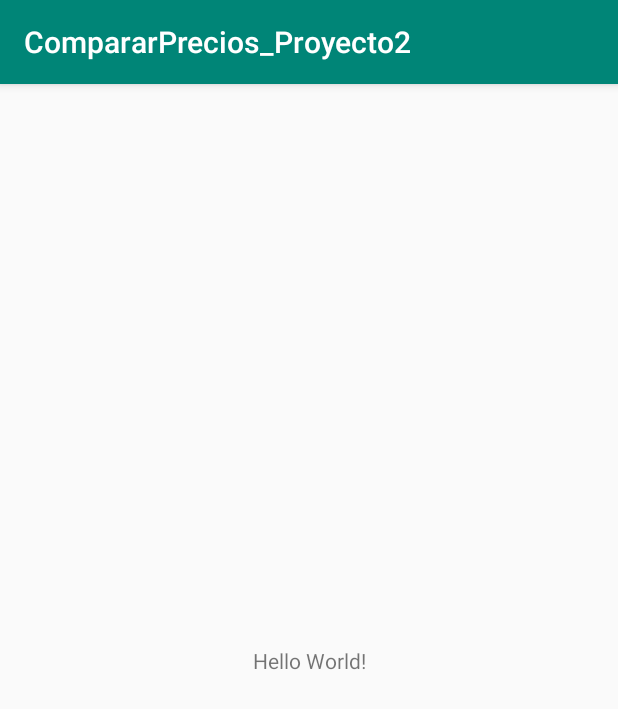
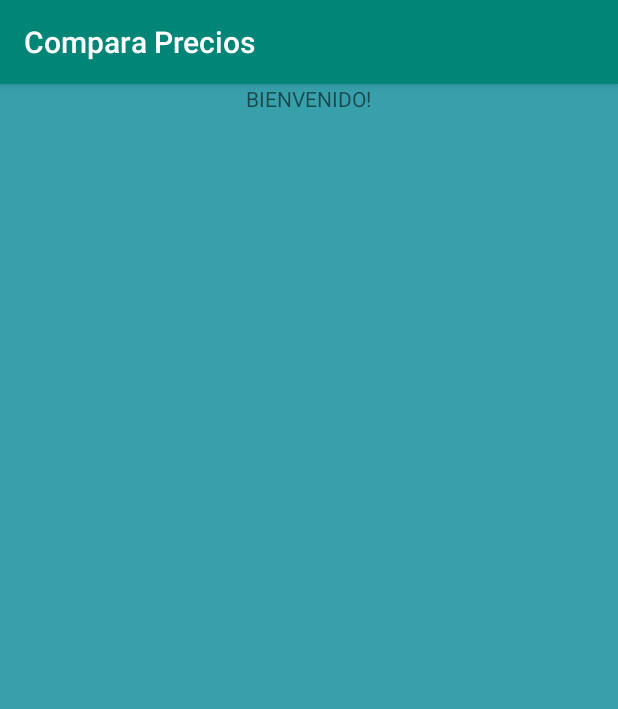
Before and after one commit to RJ4ck50n/CompararPrecios_Proyecto2, an Android app: the screen it shows after launch (MainActivity), on a phone screen of 412 x 824 dp. Shown: the top 709 px of the screen. Run offline under Robolectric (Android 15) with nearby library versions, the phone set to English and light mode, and no system bars.

Commit message:
App Official - Compara Precios v1.0

```diff
--- a/app/build.gradle
+++ b/app/build.gradle
@@ -9,7 +9,7 @@ android {
     buildToolsVersion "29.0.2"
     defaultConfig {
         applicationId "com.example.compararprecios_proyecto2"
-        minSdkVersion 23
+        minSdkVersion 16
         targetSdkVersion 29
         versionCode 1
         versionName "1.0"
--- a/app/src/main/AndroidManifest.xml
+++ b/app/src/main/AndroidManifest.xml
@@ -6,10 +6,10 @@
         android:allowBackup="true"
         android:icon="@mipmap/ic_launcher"
         android:label="@string/app_name"
-        android:roundIcon="@mipmap/ic_launcher_round"
         android:supportsRtl="true"
         android:theme="@style/AppTheme">
-        <activity android:name=".MainActivity">
+        <activity android:name=".MainActivity"
+            android:theme="@style/SplashTheme">
             <intent-filter>
                 <action android:name="android.intent.action.MAIN" />
 
--- a/app/src/main/java/com/example/compararprecios_proyecto2/MainActivity.kt
+++ b/app/src/main/java/com/example/compararprecios_proyecto2/MainActivity.kt
@@ -6,6 +6,12 @@ import android.os.Bundle
 class MainActivity : AppCompatActivity() {
 
     override fun onCreate(savedInstanceState: Bundle?) {
+
+        //Splash
+        //solo usar para el ej, ya que cuando la app esté más cargada tendrá tiempo para que se cargue.
+        Thread.sleep(2000)
+        setTheme(R.style.AppTheme)
+
         super.onCreate(savedInstanceState)
         setContentView(R.layout.activity_main)
     }
--- /dev/null
+++ b/app/src/main/res/drawable/splashscreen.xml
@@ -0,0 +1,8 @@
+<?xml version="1.0" encoding="utf-8"?>
+<layer-list xmlns:android="http://schemas.android.com/apk/res/android">
+    <item android:drawable="@color/colorPrimary"/>
+    <item>
+        <bitmap android:src="@mipmap/ic_launcher"
+          android:gravity="center"/>
+    </item>
+</layer-list>
--- a/app/src/main/res/layout/activity_main.xml
+++ b/app/src/main/res/layout/activity_main.xml
@@ -1,18 +1,17 @@
 <?xml version="1.0" encoding="utf-8"?>
-<androidx.constraintlayout.widget.ConstraintLayout xmlns:android="http://schemas.android.com/apk/res/android"
+<RelativeLayout xmlns:android="http://schemas.android.com/apk/res/android"
     xmlns:app="http://schemas.android.com/apk/res-auto"
     xmlns:tools="http://schemas.android.com/tools"
     android:layout_width="match_parent"
     android:layout_height="match_parent"
+    android:background="#37A0AB"
     tools:context=".MainActivity">
 
     <TextView
+        android:id="@+id/tvSaludo"
         android:layout_width="wrap_content"
         android:layout_height="wrap_content"
-        android:text="Hello World!"
-        app:layout_constraintBottom_toBottomOf="parent"
-        app:layout_constraintLeft_toLeftOf="parent"
-        app:layout_constraintRight_toRightOf="parent"
-        app:layout_constraintTop_toTopOf="parent" />
+        android:text="BIENVENIDO!"
+        android:layout_centerHorizontal="true"/>
 
-</androidx.constraintlayout.widget.ConstraintLayout>
+</RelativeLayout>
--- a/app/src/main/res/mipmap-anydpi-v26/ic_launcher.xml
+++ /dev/null
@@ -1,5 +0,0 @@
-<?xml version="1.0" encoding="utf-8"?>
-<adaptive-icon xmlns:android="http://schemas.android.com/apk/res/android">
-    <background android:drawable="@drawable/ic_launcher_background" />
-    <foreground android:drawable="@drawable/ic_launcher_foreground" />
-</adaptive-icon>
--- a/app/src/main/res/mipmap-anydpi-v26/ic_launcher_round.xml
+++ /dev/null
@@ -1,5 +0,0 @@
-<?xml version="1.0" encoding="utf-8"?>
-<adaptive-icon xmlns:android="http://schemas.android.com/apk/res/android">
-    <background android:drawable="@drawable/ic_launcher_background" />
-    <foreground android:drawable="@drawable/ic_launcher_foreground" />
-</adaptive-icon>
--- a/app/src/main/res/values/strings.xml
+++ b/app/src/main/res/values/strings.xml
@@ -1,3 +1,3 @@
 <resources>
-    <string name="app_name">CompararPrecios_Proyecto2</string>
+    <string name="app_name">Compara Precios</string>
 </resources>
--- a/app/src/main/res/values/styles.xml
+++ b/app/src/main/res/values/styles.xml
@@ -8,4 +8,8 @@
         <item name="colorAccent">@color/colorAccent</item>
     </style>
 
+    <style name="SplashTheme" parent="AppTheme">
+        <item name="android:windowBackground">@drawable/splashscreen</item>
+    </style>
+
 </resources>
```
Also changed, not shown: app/src/main/res/mipmap-hdpi/ic_launcher.png, app/src/main/res/mipmap-mdpi/ic_launcher.png, app/src/main/res/mipmap-xhdpi/ic_launcher.png, app/src/main/res/mipmap-xxhdpi/ic_launcher.png, app/src/main/res/mipmap-xxxhdpi/ic_launcher.png.
